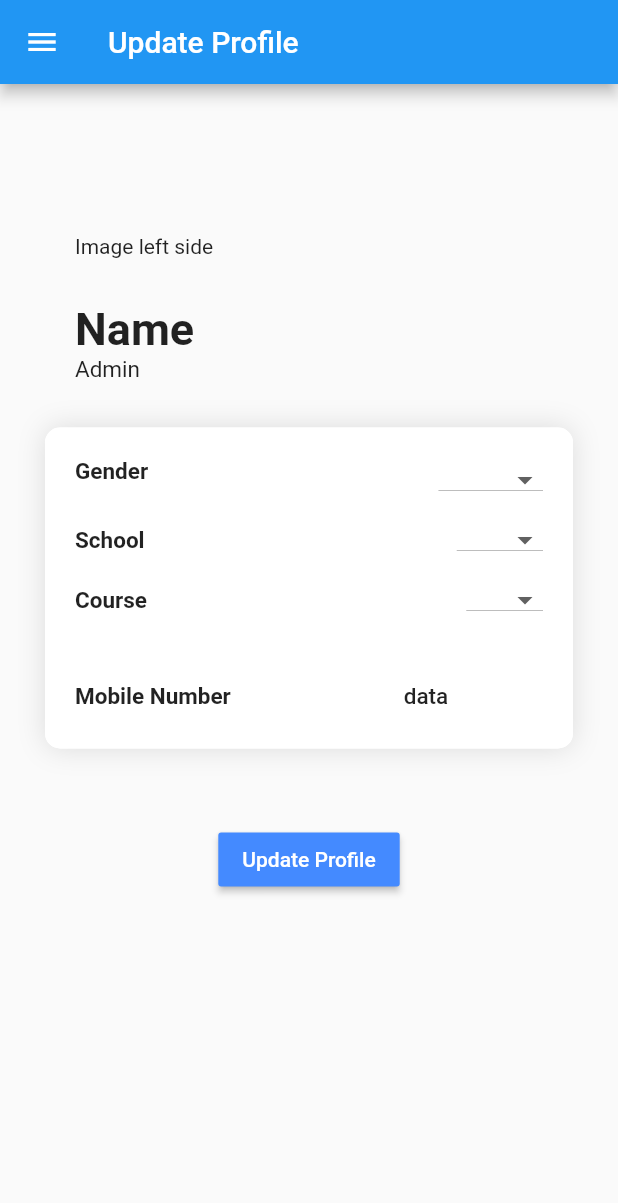
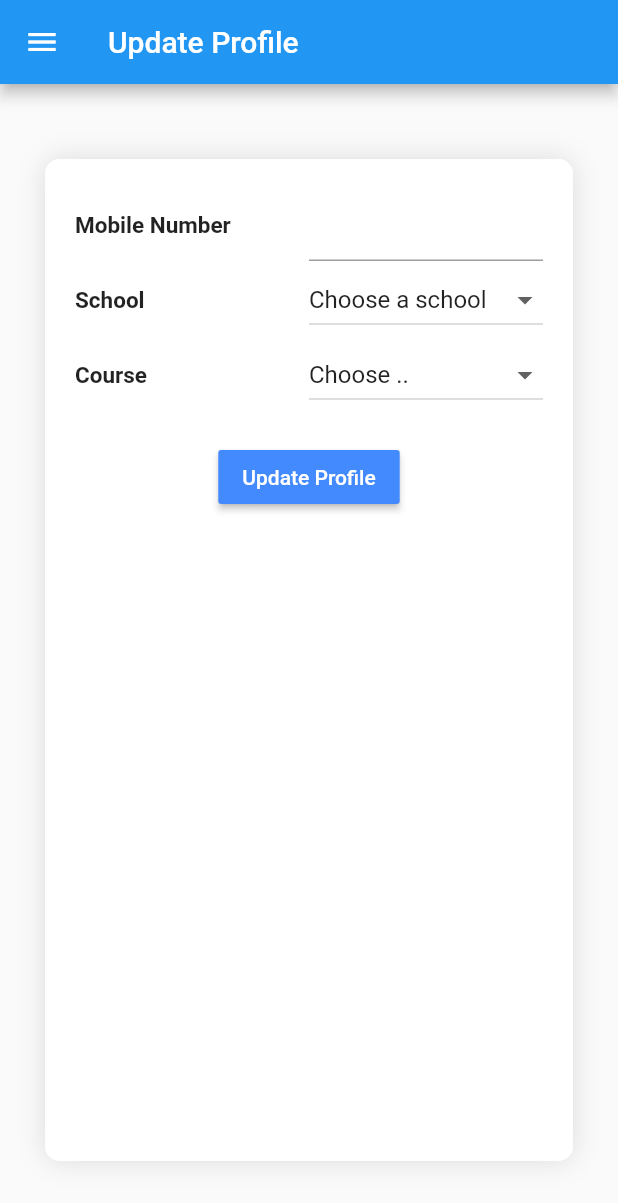
Before and after one commit to kheehing/sos_nyp_fypj_flutter, a Flutter app: the UpdateProfilePage screen opened by its route, on a phone screen of 412 x 824 dp. Shown: the top 1203 px of the screen. Run offline on Flutter 3.47's test engine with Material 2 defaults, Android fonts, the phone set to English and light mode, and no system bars; our stand-ins replace firebase_auth, permission_handler; accounts and stored records are empty; Roboto replaces fonts that are missing (black_label).

Commit message:
Multi-Level Dependent Dropdown Working
- dependent drop down for updateprofile working.
- location not working yet
- imported permission for location
  - working

```diff
--- a/lib/main.dart
+++ b/lib/main.dart
@@ -2,6 +2,7 @@
 //==================================================================================
 //  To debug the project (run the app on your emulator/phone);
 //  make sure Flutter is installed and there is a path in your system environment variable(env) or u can just launch from flutter console everytime;
+//  - https://flutter.dev/docs/get-started/install/windows
 //  you can use Android Studio or Visual Studio code;
 //  flutter doctor          check your status
 //  flutter doctor -v       check your status indepth
@@ -9,6 +10,7 @@
 //  locate it in ur Command Prompt(cmd) e.g.(cd C:\Users\<user>\Desktop\Flutter_SOS)
 //  flutter run             run ur program
 //  or u can press ctrl + f5 when using Visual Studio code
+
 import 'package:firebase_auth/firebase_auth.dart';
 import 'package:flutter/material.dart';
 //  My Pages
@@ -17,7 +19,6 @@ import 'pages/login.dart'; //LoginPage()
 import 'pages/profile.dart'; //ProfilePage()
 import 'pages/updateprofile.dart'; //UpdatePage()
 
-// void main() => runApp(MyApp());
 void main() {
   runApp(MaterialApp(
     home: _handleWindowDisplay(),
@@ -33,6 +34,7 @@ void main() {
 }
 
 String currentUser;
+
 Widget _handleWindowDisplay() {
   return StreamBuilder(
     stream: FirebaseAuth.instance.onAuthStateChanged,
--- a/lib/pages/home.dart
+++ b/lib/pages/home.dart
@@ -1,11 +1,12 @@
+import 'dart:async';
+
+import 'package:permission_handler/permission_handler.dart';
 import 'package:firebase_auth/firebase_auth.dart';
 import 'package:flutter/cupertino.dart';
+import 'package:flutter/rendering.dart';
 import 'package:flutter/material.dart';
-import 'package:flutter/rendering.dart';
-// import 'package:flutter/services.dart';
 import 'package:flutter/widgets.dart';
 import 'package:sosnyp/main.dart';
-// import 'profile.dart'; //ProfilePage() testing can delete
 
 class HomePage extends StatefulWidget {
   final String title;
@@ -41,12 +42,18 @@ Future<String> inputData() async {
   return uid;
 }
 
-final test = FirebaseAuth.instance.currentUser();
-_helpButton() {
-  print(currentUser);
-}
+class _HomePageState extends State<HomePage> {
+  PermissionStatus _status;
 
-class _HomePageState extends State<HomePage> {
+  // @override
+  void iniState() {
+    super.initState();
+    PermissionHandler()
+        .checkPermissionStatus(PermissionGroup.locationWhenInUse)
+        .then(_updateStatus);
+    // Location
+  }
+
   @override
   Widget build(BuildContext context) {
     double thisWidth = MediaQuery.of(context).size.width;
@@ -92,4 +99,27 @@ class _HomePageState extends State<HomePage> {
                       )))),
         ));
   }
+
+  void _updateStatus(PermissionStatus status) {
+    if (status != _status) {
+      setState(() {
+        _status = status;
+      });
+    }
+  }
+
+  void _onStatusRequest(Map<PermissionGroup, PermissionStatus> statuses) {
+    final status = statuses[PermissionGroup.locationWhenInUse];
+    _updateStatus(status);
+    if (status != PermissionStatus.granted) {
+      PermissionHandler().openAppSettings();
+    }
+  }
+
+  _helpButton() {
+    PermissionHandler().requestPermissions(
+        [PermissionGroup.locationWhenInUse]).then(_onStatusRequest);
+
+    print(currentUser);
+  }
 }
--- a/lib/pages/updateprofile.dart
+++ b/lib/pages/updateprofile.dart
@@ -1,5 +1,6 @@
 import 'package:flutter/material.dart';
 import 'package:sosnyp/main.dart';
+import 'updateprofile_report.dart';
 
 class UpdateProfilePage extends StatefulWidget {
   final String title;
@@ -11,76 +12,19 @@ class UpdateProfilePage extends StatefulWidget {
 
 class _UpdateProfilePageState extends State<UpdateProfilePage> {
   final _formKey = GlobalKey<FormState>();
-  // TextEditingController _nameController = new TextEditingController();
-  // TextEditingController _adminController = new TextEditingController();
-  // TextEditingController _genderController = new TextEditingController();
-  // TextEditingController _schoolController = new TextEditingController();
-  // TextEditingController _courseController = new TextEditingController();
-  // TextEditingController _mobileController = new TextEditingController();
-  String _gender, _school, _course;
+  String _selectedGender, _changedMobile;
 
-  // String _validate(String value) {
-  //   if (value.isEmpty) {
-  //     return "";
-  //   } else
-  //     return null;
-  // }
+  // For Multi depen
+  Repository repo = Repository();
+  List<String> _school = ["Choose a school"];
+  List<String> _course = ["Choose .."];
+  String _selectedSchool = "Choose a school";
+  String _selectedCourse = "Choose ..";
 
-  _updateProfile() {
-    if (_formKey.currentState.validate()) {
-      print('success');
-    }
-  }
-
-  _getCourse(var school) {
-    List<dynamic> array = [];
-    switch (school.toString()) {
-      case 'SIT':
-        array = ['ICT', 'BFT', 'BIA', 'CDF', 'DIS', 'DIT', 'DBI', 'DFI'];
-        return array;
-        break;
-      case 'SBM':
-        array = ['DAF', 'DBF', 'DBM', 'CBP', 'FBB', 'HTM', 'MMM', 'SWM'];
-        return array;
-        break;
-      case 'SCL':
-        array = ['BPT', 'CPT', 'FSN', 'DMC', 'DMB', 'DPS', 'CGT'];
-        return array;
-        break;
-      case 'SDN':
-        array = ['DID', 'DSD', 'DIA', 'DVC'];
-        return array;
-        break;
-      case 'SEG':
-        array = [
-          'CEP',
-          'AAT',
-          'DBE',
-          'ADM',
-          'ECE',
-          'EEE',
-          'DEB',
-          'IME',
-          'NMS',
-          'DRM',
-          'AEE',
-          'AMP',
-          'DPE',
-          'DES',
-          'MIT'
-        ];
-        return array;
-        break;
-      case 'SHS':
-        array = ['DIN', 'OHT', 'DSS'];
-        return array;
-        break;
-      case 'SIDM':
-        array = ['AVE', 'DGAD', 'GDT', 'DID', 'MGD'];
-        return array;
-        break;
-      default:
-    }
+  @override
+  void initState() {
+    _school = List.from(_school)..addAll(repo.getSchool());
+    super.initState();
   }
 
   @override
@@ -92,49 +36,12 @@ class _UpdateProfilePageState extends State<UpdateProfilePage> {
           leading: myLeading,
         ),
         drawer: new MyDrawer(),
-        body: Form(
-            key: _formKey,
-            child: Center(
-                child: Column(children: <Widget>[
-              Container(
-                alignment: Alignment.centerLeft,
-                margin: EdgeInsets.fromLTRB(50, 100, 0, 0),
-                child: Text('Image left side'),
-              ),
-              Container(
-                alignment: Alignment.centerLeft,
-                margin: EdgeInsets.fromLTRB(50, 30, 0, 0),
-                child: Text(
-                  'Name',
-                  maxLines: 2,
-                  softWrap: true,
-                  textAlign: TextAlign.left,
-                  style: TextStyle(
-                    fontSize: 30,
-                    fontFamily: 'black_label',
-                    fontWeight: FontWeight.w700,
-                  ),
-                ),
-              ),
-              Container(
-                alignment: Alignment.centerLeft,
-                margin: EdgeInsets.fromLTRB(50, 0, 0, 0),
-                child: Text(
-                  'Admin',
-                  maxLines: 1,
-                  softWrap: false,
-                  textAlign: TextAlign.left,
-                  style: TextStyle(
-                    fontSize: 15,
-                    fontFamily: 'black_label',
-                  ),
-                ),
-              ),
-              Stack(
+        body: Center(
+          child: Stack(
             children: <Widget>[
               new Container(
-                    padding: EdgeInsets.fromLTRB(0, 82, 0, 130),
-                    margin: new EdgeInsets.fromLTRB(30, 30, 30, 50),
+                padding: EdgeInsets.symmetric(horizontal: 0, vertical: 0),
+                margin: new EdgeInsets.symmetric(horizontal: 30, vertical: 50),
                 decoration: new BoxDecoration(
                     border: new Border.all(color: Colors.white),
                     borderRadius: BorderRadius.circular(10),
@@ -150,125 +57,14 @@ class _UpdateProfilePageState extends State<UpdateProfilePage> {
                 ),
               ),
               Container(
-                    padding: EdgeInsets.all(10),
-                    margin: new EdgeInsets.fromLTRB(30, 30, 30, 50),
+                padding: EdgeInsets.symmetric(horizontal: 10, vertical: 10),
+                margin: new EdgeInsets.symmetric(horizontal: 30, vertical: 50),
                 child: Column(
                   children: <Widget>[
                     Stack(
                       children: <Widget>[
                         Container(
                             margin: EdgeInsets.fromLTRB(0, 0, 0, 0),
-                                padding: EdgeInsets.all(10),
-                                child: Stack(children: <Widget>[
-                                  Container(
-                                      child: Text('Gender',
-                                          textAlign: TextAlign.end,
-                                          style: TextStyle(
-                                              fontFamily: 'black_label',
-                                              fontSize: 15,
-                                              fontWeight: FontWeight.w600))),
-                                  Container(
-                                      alignment: Alignment.centerRight,
-                                      height: 30,
-                                      child: DropdownButton<String>(
-                                        value: _gender,
-                                        onChanged: (String newValue) {
-                                          setState(() {
-                                            _gender = newValue;
-                                          });
-                                        },
-                                        items: <String>['Male', 'Female']
-                                            .map<DropdownMenuItem<String>>(
-                                                (String value) {
-                                          return DropdownMenuItem<String>(
-                                              value: value, child: Text(value));
-                                        }).toList(),
-                                        style: new TextStyle(
-                                          inherit: false,
-                                          color: Colors.black,
-                                        ),
-                                      )),
-                                ])),
-                            Container(
-                                margin: EdgeInsets.fromLTRB(0, 40, 0, 0),
-                                padding: EdgeInsets.all(10),
-                                child: Row(children: <Widget>[
-                                  Expanded(
-                                      child: Text('School',
-                                          textAlign: TextAlign.left,
-                                          style: TextStyle(
-                                              fontFamily: 'black_label',
-                                              fontSize: 15,
-                                              fontWeight: FontWeight.w600))),
-                                  Container(
-                                      alignment: Alignment.centerRight,
-                                      height: 30,
-                                      child: DropdownButton<String>(
-                                        value: _school,
-                                        onChanged: (String newValue) {
-                                          setState(() {
-                                            _school = newValue;
-                                          });
-                                        },
-                                        items: <String>[
-                                          'SIT',
-                                          'SBM',
-                                          'SDN',
-                                          'SCL',
-                                          'SEG',
-                                          'SHS',
-                                          'SIDM'
-                                        ].map<DropdownMenuItem<String>>(
-                                            (String value) {
-                                          return DropdownMenuItem<String>(
-                                              value: value, child: Text(value));
-                                        }).toList(),
-                                        style: new TextStyle(
-                                          inherit: false,
-                                          color: Colors.black,
-                                        ),
-                                      )),
-                                ])),
-                            Container(
-                                margin: EdgeInsets.fromLTRB(0, 80, 0, 0),
-                                padding: EdgeInsets.all(10),
-                                child: Row(
-                                  children: <Widget>[
-                                    Expanded(
-                                        child: Text(
-                                      'Course',
-                                      textAlign: TextAlign.left,
-                                      style: TextStyle(
-                                          fontFamily: 'black_label',
-                                          fontSize: 15,
-                                          fontWeight: FontWeight.w600),
-                                    )),
-                                    Container(
-                                        alignment: Alignment.centerRight,
-                                        height: 30,
-                                        child: DropdownButton<String>(
-                                          value: _course,
-                                          onChanged: (String newValue) {
-                                            setState(() {
-                                              _course = newValue;
-                                            });
-                                          },
-                                          items: <String>['fss','sgfs']
-                                              .map<DropdownMenuItem<String>>(
-                                                  (String value) {
-                                            return DropdownMenuItem<String>(
-                                                value: value,
-                                                child: Text(value));
-                                          }).toList(),
-                                          style: new TextStyle(
-                                            inherit: false,
-                                            color: Colors.black,
-                                          ),
-                                        )),
-                                  ],
-                                )),
-                            Container(
-                                margin: EdgeInsets.fromLTRB(0, 150, 0, 0),
                             padding: EdgeInsets.all(10),
                             child: Row(
                               children: <Widget>[
@@ -282,7 +78,9 @@ class _UpdateProfilePageState extends State<UpdateProfilePage> {
                                       fontWeight: FontWeight.w600),
                                 )),
                                 Expanded(
-                                        child: Text('data',
+                                    child: TextField(
+                                        onChanged: (value) => _changedMobile,
+                                        keyboardType: TextInputType.number,
                                         textAlign: TextAlign.center,
                                         style: TextStyle(
                                             fontFamily: 'black_label',
@@ -290,21 +88,133 @@ class _UpdateProfilePageState extends State<UpdateProfilePage> {
                                             fontWeight: FontWeight.w500))),
                               ],
                             )),
-                          ],
-                        )
-                      ],
+                        Container(
+                            margin: EdgeInsets.fromLTRB(0, 50, 0, 0),
+                            padding: EdgeInsets.all(10),
+                            child: Row(children: <Widget>[
+                              Expanded(
+                                  child: Text('School',
+                                      textAlign: TextAlign.left,
+                                      style: TextStyle(
+                                          fontFamily: 'black_label',
+                                          fontSize: 15,
+                                          fontWeight: FontWeight.w600))),
+                              Expanded(
+                                child: DropdownButton<String>(
+                                  isExpanded: true,
+                                  items:
+                                      _school.map((String dropDownStringItem) {
+                                    return DropdownMenuItem<String>(
+                                      value: dropDownStringItem,
+                                      child: Text(dropDownStringItem),
+                                    );
+                                  }).toList(),
+                                  onChanged: (value) =>
+                                      _onSelectedSchool(value),
+                                  value: _selectedSchool,
+                                ),
+                              ),
+                            ])),
+                        Container(
+                            margin: EdgeInsets.fromLTRB(0, 100, 0, 0),
+                            padding: EdgeInsets.all(10),
+                            child: Row(
+                              children: <Widget>[
+                                Expanded(
+                                    child: Text(
+                                  'Course',
+                                  textAlign: TextAlign.left,
+                                  style: TextStyle(
+                                      fontFamily: 'black_label',
+                                      fontSize: 15,
+                                      fontWeight: FontWeight.w600),
+                                )),
+                                Expanded(
+                                  child: DropdownButton<String>(
+                                    isExpanded: true,
+                                    items: _course
+                                        .map((String dropDownStringItem) {
+                                      return DropdownMenuItem<String>(
+                                        value: dropDownStringItem,
+                                        child: Text(dropDownStringItem),
+                                      );
+                                    }).toList(),
+                                    // onChanged: (value) => print(value),
+                                    onChanged: (value) =>
+                                        _onSelectedCourse(value),
+                                    value: _selectedCourse,
                                   ),
                                 ),
                               ],
+                            )),
+                      ],
                     ),
                     Container(
+                        margin:
+                            EdgeInsets.symmetric(horizontal: 10, vertical: 10),
                         child: RaisedButton(
                             color: Colors.blueAccent,
                             child: Text('Update Profile',
                                 style: TextStyle(
                                   color: Colors.white,
                                 )),
-                      onPressed: _updateProfile)),
-            ]))));
+                            onPressed: _updateProfile))
+                  ],
+                ),
+              ),
+            ],
+          ),
+        ));
+    // SafeArea(
+    //   child: Container(
+    //     padding: EdgeInsets.symmetric(horizontal: 50, vertical: 30),
+    //     child: Column(
+    //       children: <Widget>[
+    // DropdownButton<String>(
+    //   isExpanded: true,
+    //   items: _school.map((String dropDownStringItem) {
+    //     return DropdownMenuItem<String>(
+    //       value: dropDownStringItem,
+    //       child: Text(dropDownStringItem),
+    //     );
+    //   }).toList(),
+    //   onChanged: (value) => _onSelectedSchool(value),
+    //   value: _selectedSchool,
+    // ),
+    // DropdownButton<String>(
+    //   isExpanded: true,
+    //   items: _course.map((String dropDownStringItem) {
+    //     return DropdownMenuItem<String>(
+    //       value: dropDownStringItem,
+    //       child: Text(dropDownStringItem),
+    //     );
+    //   }).toList(),
+    //   // onChanged: (value) => print(value),
+    //   onChanged: (value) => _onSelectedCourse(value),
+    //   value: _selectedCourse,
+    // ),
+    //       ],
+    //     ),
+    //   ),
+    // ) // WORKING
+  }
+
+  void _onSelectedSchool(String value) {
+    setState(() {
+      _selectedCourse = "Choose ..";
+      _course = ["Choose .."];
+      _selectedSchool = value;
+      _course = List.from(_course)..addAll(repo.getLocalBySchool(value));
+    });
+  }
+
+  void _onSelectedCourse(String value) {
+    setState(() => _selectedCourse = value);
+  }
+
+  void _updateProfile() {
+    if (_formKey.currentState.validate()) {
+      print('success');
     }
   }
+}
--- /dev/null
+++ b/lib/pages/updateprofile_model.dart
@@ -0,0 +1,18 @@
+class Model {
+  String school;
+  List<String> course;
+
+  Model({this.school, this.course});
+
+  Model.fromJson(Map<String, dynamic> json) {
+    school = json['school'];
+    course = json['course'].cast<String>();
+  }
+
+  Map<String, dynamic> toJson() {
+    final Map<String, dynamic> data = new Map<String, dynamic>();
+    data['school'] = this.school;
+    data['course'] = this.course;
+    return data;
+  }
+}
--- /dev/null
+++ b/lib/pages/updateprofile_report.dart
@@ -0,0 +1,106 @@
+import 'updateprofile_model.dart';
+
+class Repository {
+  List<Map> getAll() => _schoolCourse;
+
+  getLocalBySchool(String school) => _schoolCourse
+      .map((map) => Model.fromJson(map))
+      .where((item) => item.school == school)
+      .map((item) => item.course)
+      .expand((i) => i)
+      .toList();
+
+  List<String> getSchool() => _schoolCourse
+      .map((map) => Model.fromJson(map))
+      .map((item) => item.school)
+      .toList();
+
+  List _schoolCourse = [
+    {
+      "school": "SIT",
+      "course": [
+        "Common ICT Programme",
+        "Business & Financial Technology",
+        "Business Intelligence & Analytics",
+        "Cybersecurity & Digital Forensics",
+        "Infocomm & Security",
+        "Information Technology",
+        "Business Informatics*",
+        "Financial Informatics*",
+      ]
+    },
+    {
+      "school": "SBM",
+      "course": [
+        "Accountancy & Finance",
+        "Banking & Finance",
+        "Business Management",
+        "Common Business Programme",
+        "Food & Beverage Business",
+        "Hospitality & Tourism Management",
+        "Mass Media Management",
+        "Sport & Wellness Management",
+      ]
+    },
+    {
+      "school": "SCL",
+      "course": [
+        "Biologics & Process Technology",
+        "Chemical & Pharmaceutical Technology",
+        "Food Science & Nutrition",
+        "Medicinal Chemistry",
+        "Molecular Biotechnology",
+        "Pharmaceutical Science",
+        "Chemical & Green Technology*",
+      ]
+    },
+    {
+      "school": "SDN",
+      "course": [
+        "Industrial Design",
+        "Spatial Design",
+        "Architecture",
+        "Visual Communication",
+      ]
+    },
+    {
+      "school": "SEG",
+      "course": [
+        "Common Engineering Programme",
+        "Aeronautical & Aerospace Technology",
+        "Aerospace Systems & Management",
+        "Biomedical Engineering",
+        "Advanced & Digital Manufacturing",
+        "Electronic & Computer Engineering",
+        "Electrical Engineering with Eco-Design",
+        "Engineering with Business",
+        "Infocomm & Media Engineering",
+        "Nanotechnology & Materials Science",
+        "Robotics & Mechatronics",
+        "Aerospace/Electrical/Electronics Programme*",
+        "Aerospace/Mechatronics Programme*",
+        "Digital & Precision Engineering*",
+        "Electronic Systems*",
+        "Multimedia & Infocomm Technology*",
+      ]
+    },
+    {
+      "school": "SHS",
+      "course": [
+        "Oral Health Therapy",
+        "Nursing",
+        "Social Sciences",
+      ]
+    },
+    {
+      "school": "SIDM",
+      "course": [
+        "Animation & Visual Effects",
+        "Digital Game Art & Design",
+        "Game Development & Technology",
+        "Interaction Design",
+        "Motion Graphics Design",
+      ]
+    },
+  ];
+}
```
Also changed, not shown: lib/pages/profile.dart (+5 -3 lines), pubspec.yaml (+6 -2 lines), pubspec.lock, 2 other files. Lines whose indentation alone changed are shown as unchanged.
